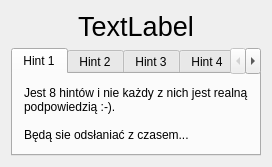
The window that ur2013-client/ur2013gui.ui (CyberKiller40/ur2013) describes before a commit, drawn with Qt 5.
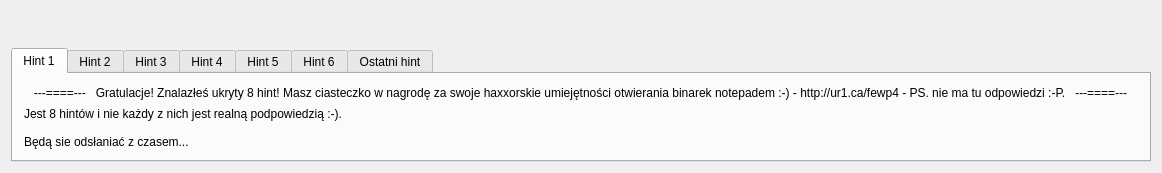
The same window after the commit. Icons and pictures are not drawn.

Diff of the .ui file:
```diff
--- a/ur2013-client/ur2013gui.ui
+++ b/ur2013-client/ur2013gui.ui
@@ -31,7 +31,7 @@
       </font>
      </property>
      <property name="text">
-      <string>TextLabel</string>
+      <string/>
      </property>
      <property name="alignment">
       <set>Qt::AlignCenter</set>
@@ -54,6 +54,13 @@
        <string>Hint 1</string>
       </attribute>
       <layout class="QVBoxLayout" name="verticalLayout_2">
+       <item>
+        <widget class="QLabel" name="alabel_8">
+         <property name="text">
+          <string>   ---====---   Gratulacje! Znalazłeś ukryty 8 hint! Masz ciasteczko w nagrodę za swoje haxxorskie umiejętności otwierania binarek notepadem :-) - http://ur1.ca/fewp4 - PS. nie ma tu odpowiedzi :-P.   ---====---   </string>
+         </property>
+        </widget>
+       </item>
        <item>
         <widget class="QLabel" name="label">
          <property name="text">
```
Left out of the diff: 2 changed lines with no effect on the pictures.
